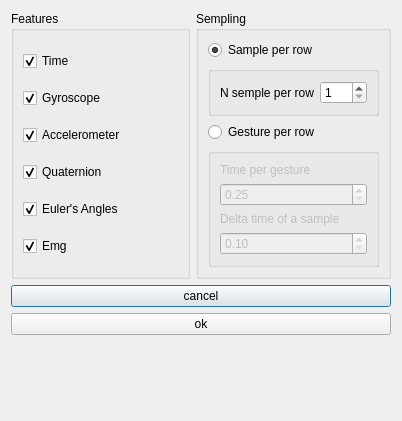
DMIunipg/AI-Gestures-Classifier, file UIMyoWekaGenFiles/FlagsDialog.ui: the form before one commit.
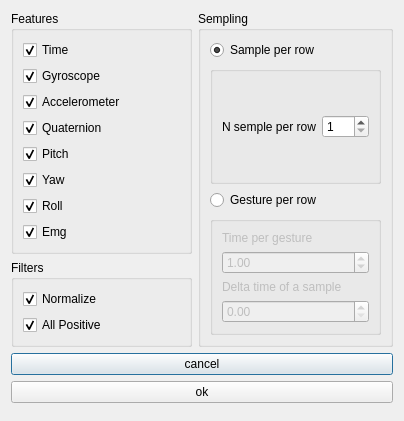
The form after the commit.

Commit message: Added normalize and to positive flags....

Diff of the .ui file:
```diff
--- a/UIMyoWekaGenFiles/FlagsDialog.ui
+++ b/UIMyoWekaGenFiles/FlagsDialog.ui
@@ -6,7 +6,7 @@
    <rect>
     <x>0</x>
     <y>0</y>
-    <width>402</width>
+    <width>404</width>
     <height>421</height>
    </rect>
   </property>
@@ -17,6 +17,8 @@
    <item>
     <layout class="QHBoxLayout" name="horizontalLayout">
      <item>
+      <layout class="QVBoxLayout" name="verticalLayout_3">
+       <item>
       <widget class="QGroupBox" name="groupBox_3">
        <property name="title">
         <string>Features</string>
@@ -71,7 +73,27 @@
         <item>
          <widget class="QCheckBox" name="mCBEuler">
           <property name="text">
-           <string>Euler's Angles</string>
+             <string>Pitch</string>
+            </property>
+            <property name="checked">
+             <bool>true</bool>
+            </property>
+           </widget>
+          </item>
+          <item>
+           <widget class="QCheckBox" name="mCBYaw">
+            <property name="text">
+             <string>Yaw</string>
+            </property>
+            <property name="checked">
+             <bool>true</bool>
+            </property>
+           </widget>
+          </item>
+          <item>
+           <widget class="QCheckBox" name="mCBRoll">
+            <property name="text">
+             <string>Roll</string>
           </property>
           <property name="checked">
            <bool>true</bool>
@@ -92,6 +114,37 @@
       </widget>
      </item>
      <item>
+        <widget class="QGroupBox" name="groupBox">
+         <property name="title">
+          <string>Filters</string>
+         </property>
+         <layout class="QVBoxLayout" name="verticalLayout_4">
+          <item>
+           <widget class="QCheckBox" name="mCBNormalize">
+            <property name="text">
+             <string>Normalize</string>
+            </property>
+            <property name="checked">
+             <bool>true</bool>
+            </property>
+           </widget>
+          </item>
+          <item>
+           <widget class="QCheckBox" name="mCBAllPositive">
+            <property name="text">
+             <string>All Positive</string>
+            </property>
+            <property name="checked">
+             <bool>true</bool>
+            </property>
+           </widget>
+          </item>
+         </layout>
+        </widget>
+       </item>
+      </layout>
+     </item>
+     <item>
       <widget class="QGroupBox" name="groupBox_4">
        <property name="title">
         <string>Sempling</string>
@@ -170,6 +223,9 @@
              <property name="singleStep">
               <double>0.250000000000000</double>
              </property>
+             <property name="value">
+              <double>1.000000000000000</double>
+             </property>
             </widget>
            </item>
            <item>
@@ -182,7 +238,7 @@
            <item>
             <widget class="QDoubleSpinBox" name="mDSBDeltaTimeOfASemple">
              <property name="minimum">
-              <double>0.100000000000000</double>
+              <double>0.000000000000000</double>
              </property>
              <property name="singleStep">
               <double>0.050000000000000</double>
```
Left out of the diff: 2 changed lines with no effect on the pictures. Lines whose indentation alone changed are shown as unchanged. The commit also changes 38 other files.
